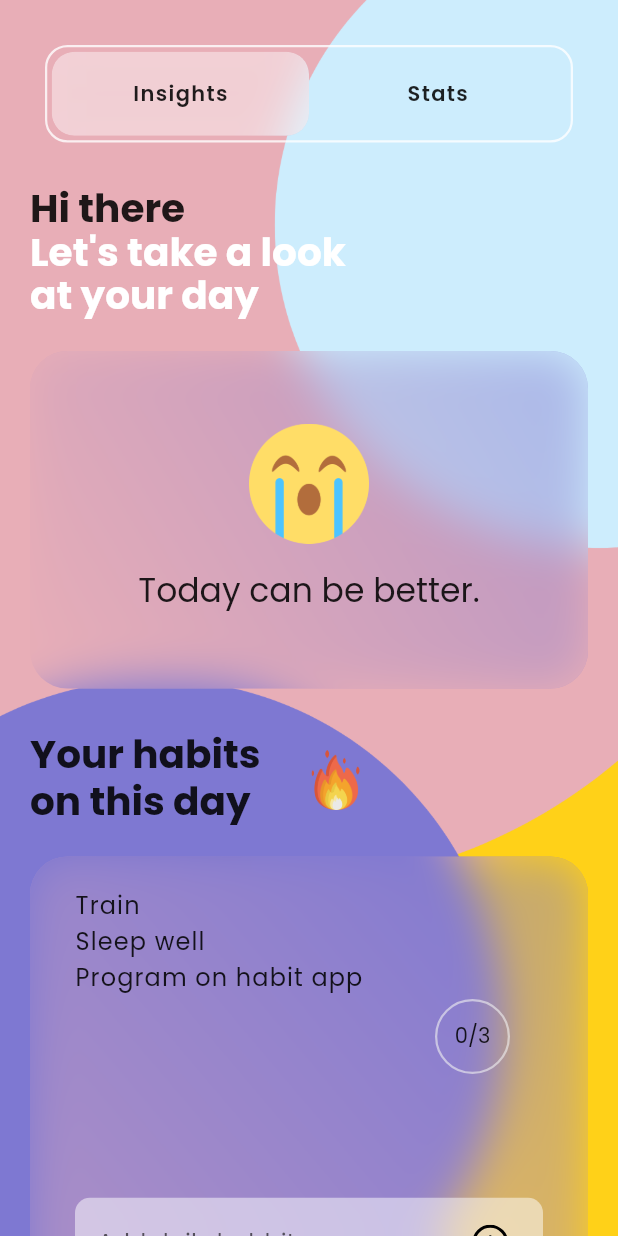
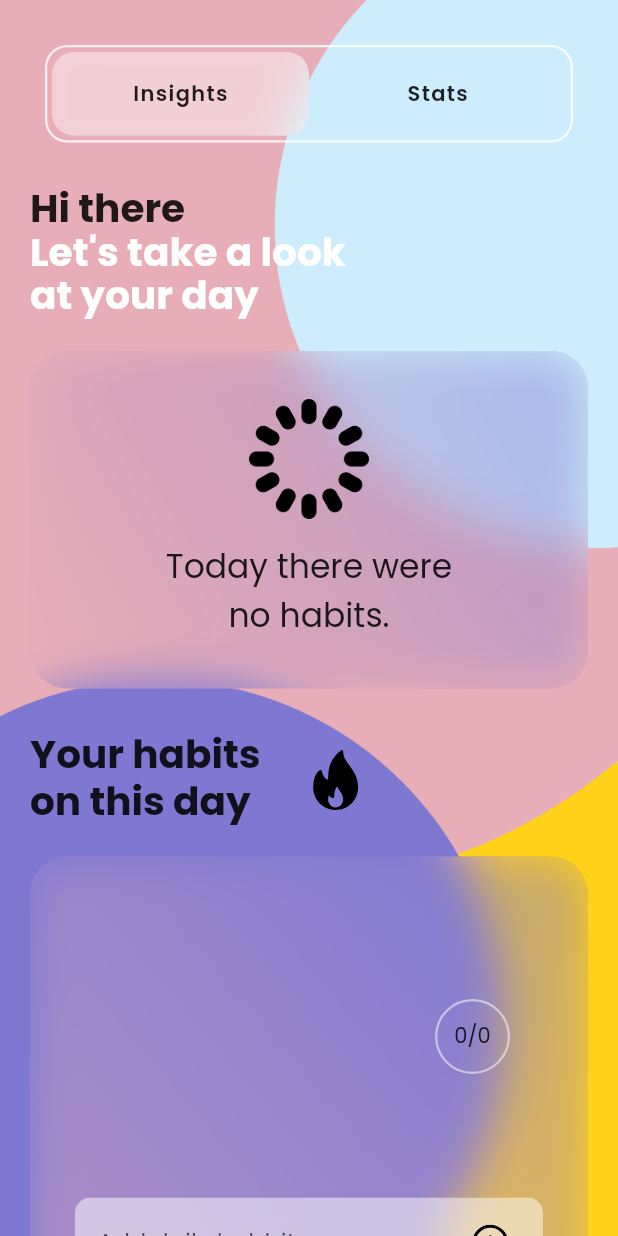
Before and after one commit to zTomz/Habit-Tracker, a Flutter app: the screen it shows after launch, after a tap on "Relaxed", on a phone screen of 412 x 824 dp. Run offline on Flutter 3.47's test engine with Material 2 defaults, Android fonts, the phone set to English and light mode, and no system bars; our stand-ins replace flutter_svg, hive, hive_flutter, scrollable_positioned_list; accounts and stored records are empty.

Commit message:
Deleteable habits and bug fix

```diff
--- a/lib/main.dart
+++ b/lib/main.dart
@@ -4,10 +4,8 @@ import 'package:flutter/material.dart';
 import 'package:habit_tracker/libary.dart';
 import 'package:habit_tracker/model/daily_habbit.dart';
 import 'package:habit_tracker/model/mood_day.dart';
-import 'package:habit_tracker/model/streak.dart';
 import 'package:habit_tracker/pages/insights_page.dart';
 import 'package:habit_tracker/pages/set_habit_page.dart';
-import 'package:habit_tracker/pages/settings_page.dart';
 import 'package:hive_flutter/hive_flutter.dart';
 
 Future<void> main() async {
@@ -16,27 +14,24 @@ Future<void> main() async {
   await Hive.initFlutter();
   Hive.registerAdapter(MoodDayAdapter());
   Hive.registerAdapter(HabbitAdapter());
-  Hive.registerAdapter(StreakAdapter());
 
   await Hive.openBox<MoodDay>('MoodBox');
   await Hive.openBox<Habbit>("HabbitBox");
-  await Hive.openBox("SettingsBox");
+  // await Hive.openBox("SettingsBox");
 
   // final moodBox = Boxes.getMoodDays();
   // moodBox.clear();
-  final habbitBox = Boxes.getHabbits();
   // habbitBox.clear();
 
-  if (habbitBox.isEmpty) {
-    habbitBox.add(Habbit(habbit: "Train", finished: false));
-    habbitBox.add(Habbit(habbit: "Sleep well", finished: false));
-    habbitBox.add(Habbit(habbit: "Program on habit app", finished: false));
-  }
+  // ? Grundlegende Habits
+  // if (habbitBox.isEmpty) {
+  //   habbitBox.add(Habbit(habbit: "Train", finished: false));
+  //   habbitBox.add(Habbit(habbit: "Sleep well", finished: false));
+  //   habbitBox.add(Habbit(habbit: "Program on habit app", finished: false));
+  // }
 
-  final settingsBox = Boxes.getSettings();
-  if (settingsBox.isEmpty) {
-    settingsBox.add(Streak(lenght: 0, lastEdit: DateTime.now()));
-  }
+  // final settingsBox = Boxes.getSettings();
+
   // Get box and edit it
   // final box = Boxes.getMoodDays();
   // box.add("****")
--- a/lib/model/streak.dart
+++ /dev/null
@@ -1,13 +0,0 @@
-import 'package:hive/hive.dart';
-
-part 'streak.g.dart';
-
-@HiveType(typeId: 2)
-class Streak extends HiveObject {
-  @HiveField(0)
-  final int lenght;
-  @HiveField(1)
-  final DateTime lastEdit;
-
-  Streak({required this.lenght, required this.lastEdit});
-}
--- a/lib/pages/insights_page.dart
+++ b/lib/pages/insights_page.dart
@@ -6,9 +6,7 @@ import 'package:flutter_svg/flutter_svg.dart';
 import 'package:habit_tracker/libary.dart';
 import 'package:habit_tracker/model/daily_habbit.dart';
 import 'package:habit_tracker/model/mood_day.dart';
-import 'package:habit_tracker/model/streak.dart';
 import 'package:habit_tracker/pages/fineTabBar.dart';
-import 'package:habit_tracker/pages/settings_page.dart';
 import 'package:hive_flutter/hive_flutter.dart';
 
 class InsightsPage extends StatefulWidget {
@@ -37,7 +35,7 @@ class _InsightsPageState extends State<InsightsPage> {
   static const TextStyle title =
       TextStyle(fontSize: 26, fontWeight: FontWeight.bold, height: 1.2);
 
-  TextEditingController _habbitTextController = TextEditingController();
+  final TextEditingController _habbitTextController = TextEditingController();
 
   static const double sidePadding = 20;
   @override
@@ -131,15 +129,18 @@ class _InsightsPageState extends State<InsightsPage> {
                               mainAxisAlignment: MainAxisAlignment.center,
                               children: [
                                 Image.asset(
-                                  getDayImage(),
+                                  getDay()[1],
                                   width: 80,
                                 ),
                                 const SizedBox(height: 15),
                                 Text(
-                                  getDayText(),
+                                  getDay()[0],
                                   style: const TextStyle(
-                                      fontSize: 22,
-                                      fontWeight: FontWeight.w400),
+                                    fontSize: 22,
+                                    fontWeight: FontWeight.w400,
+
+                                  ),
+                                  textAlign: TextAlign.center,
                                 ),
                               ],
                             ),
@@ -157,10 +158,7 @@ class _InsightsPageState extends State<InsightsPage> {
                       children: [
                         const Text("Your habits\non this day", style: title),
                         const SizedBox(width: 30),
-                        Image.asset(
-                          "assets/moods/fire.png",
-                          width: 40,
-                        )
+                        SvgPicture.asset("assets/ico/fire.svg", width: 40,)
                       ],
                     ),
                   ),
@@ -210,6 +208,9 @@ class _InsightsPageState extends State<InsightsPage> {
                                                   .last.habbits[index].finished;
 
                                           moodDays.last.save();
+                                        }),
+                                        deleteFunction: () => setState(() {
+                                          moodDays.last.habbits.removeAt(index);
                                         }),
                                       ),
                                       itemCount: moodDays.last.habbits.length,
@@ -266,6 +267,7 @@ class _InsightsPageState extends State<InsightsPage> {
                                                   finished: false,
                                                 ),
                                               );
+                                              _habbitTextController.text = "";
                                             },
                                           );
                                         },
@@ -297,7 +299,7 @@ class _InsightsPageState extends State<InsightsPage> {
                           height: 7.5,
                         ),
                         Text(
-                          "${getStreak().lenght}-day-streak",
+                          "${moodDays.length}-day-streak",
                           style: const TextStyle(
                               fontWeight: FontWeight.bold, fontSize: 18),
                         ),
@@ -325,91 +327,68 @@ class _InsightsPageState extends State<InsightsPage> {
     );
   }
 
-  Streak getStreak() {
-    final settingsBox = Boxes.getSettings();
-    Streak streak = settingsBox.values.toList()[0];
-
-    // settingsBox.close();
-    return streak;
-  }
-
-  String getDayImage() {
+  List<String> getDay() {
+    // ? Zurückgegeben wird Liste: [Text wie der Tag war, Bild wie der Tag war]
     final box = Boxes.getMoodDays();
     final moodDays = box.values.toList().cast<MoodDay>();
 
-    int finished = 0;
-    moodDays.last.habbits.forEach((element) {
+    double finished = 0;
+    for (var element in moodDays.last.habbits) {
       if (element.finished == true) {
         finished += 1;
       }
-    });
+    }
 
-    // * Wenn alle geschafft
-    if (moodDays.last.habbits.length / finished == 1) {
-      return "assets/moods/fire.png";
+    if (moodDays.last.habbits.isEmpty) {
+      return ["Today there were\nno habits.", "assets/moods/loading.png"];
     }
-    // * Wenn 1 nicht geschafft
-    if (moodDays.last.habbits.length / finished > 1) {
-      if (moodDays.last.habbits.length / finished < 3) {
-        return "assets/moods/happy.png";
-      }
+
+    // *
+    if (getProcent(finished, moodDays.last.habbits.length) == 1) {
+      return ["Today was insane!", "assets/moods/fire.png"];
     }
-    if (moodDays.last.habbits.length / finished > 3) {
-      if (moodDays.last.habbits.length / finished < 5) {
-        return "assets/moods/thinking.png";
-      }
+    if (getProcent(finished, moodDays.last.habbits.length) >= 0.75) {
+      return ["Today was good.", "assets/moods/happy.png"];
     }
-    return "assets/moods/sad.png";
-  }
-
-  String getDayText() {
-    final box = Boxes.getMoodDays();
-    final moodDays = box.values.toList().cast<MoodDay>();
-
-    int finished = 0;
-    moodDays.last.habbits.forEach((element) {
-      if (element.finished == true) {
-        finished += 1;
-      }
-    });
-
-    // * Wenn alle geschafft
-    if (moodDays.last.habbits.length / finished == 1) {
-      return "Today was insane!";
+    if (getProcent(finished, moodDays.last.habbits.length) >= 0.5) {
+      return ["Today was ok.", "assets/moods/thinking.png"];
     }
-    // * Wenn 1 nicht geschafft
-    if (moodDays.last.habbits.length / finished > 1) {
-      if (moodDays.last.habbits.length / finished < 3) {
-        return "Today was good.";
-      }
+    if (getProcent(finished, moodDays.last.habbits.length) >= 0.25) {
+      return ["Today wasn't so good....", "assets/moods/frown.png"];
     }
-    if (moodDays.last.habbits.length / finished > 3) {
-      if (moodDays.last.habbits.length / finished < 5) {
-        return "Today was ok.";
-      }
-    }
-    return "Today can be better.";
+    return ["Today could be better...", "assets/moods/sad.png"];
   }
 
   int getFinishedHabbits() {
     final box = Boxes.getMoodDays();
     final moodDays = box.values.toList().cast<MoodDay>();
     int finished = 0;
-    moodDays.last.habbits.forEach((element) {
+    for (var element in moodDays.last.habbits) {
       if (element.finished == true) {
         finished += 1;
       }
-    });
+    }
     return finished;
+  }
+
+  double getProcent(double amout, int all) {
+    return double.parse((amout / all).toString());
   }
 }
 
 class HabitListItem extends StatefulWidget {
   final String title;
   final void Function() function;
+  final void Function() deleteFunction;
+
   bool finished;
-  HabitListItem(
-      {required this.title, required this.finished, required this.function});
+
+  HabitListItem({
+    required this.title,
+    required this.finished,
+    required this.function,
+    required this.deleteFunction,
+  });
 
   @override
   State<HabitListItem> createState() => _HabitListItemState();
@@ -420,6 +399,7 @@ class _HabitListItemState extends State<HabitListItem> {
   Widget build(BuildContext context) {
     return GestureDetector(
       onTap: this.widget.function,
+      onLongPress: this.widget.deleteFunction,
       child: Text(
         this.widget.title,
         style: TextStyle(
```
Also changed, not shown: lib/pages/set_habit_page.dart (+1 -9 lines), lib/pages/settings_page.dart (+4 -4 lines), lib/pages/stats_page.dart (+10 -7 lines), assets/moods/frown.png (added), assets/moods/loading.png (added), icon_links.txt (line endings or trailing spaces), lib/model/streak.g.dart (deleted).
